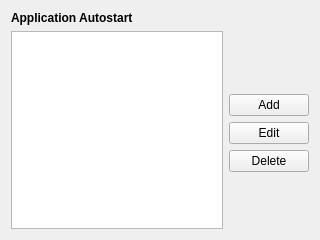
This is lxqt-config-session/autostartpage.ui in lxqt/lxqt-session as Qt 5 draws it before an edit. The edited form follows.
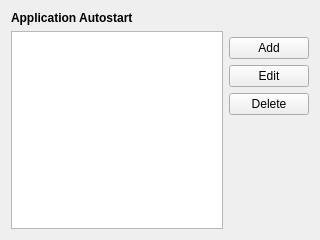
This is the edited form.

Commit message: Adjust the positions of buttons in autostart and environment variable settings pages.

```diff
--- a/lxqt-config-session/autostartpage.ui
+++ b/lxqt-config-session/autostartpage.ui
@@ -58,19 +58,6 @@
      </property>
     </spacer>
    </item>
-   <item row="1" column="1">
-    <spacer name="verticalSpacer_2">
-     <property name="orientation">
-      <enum>Qt::Vertical</enum>
-     </property>
-     <property name="sizeHint" stdset="0">
-      <size>
-       <width>20</width>
-       <height>40</height>
-      </size>
-     </property>
-    </spacer>
-   </item>
    <item row="1" column="0" rowspan="5">
     <widget class="QTreeView" name="autoStartView">
      <attribute name="headerVisible">
```
The commit also changes 1 other file.
